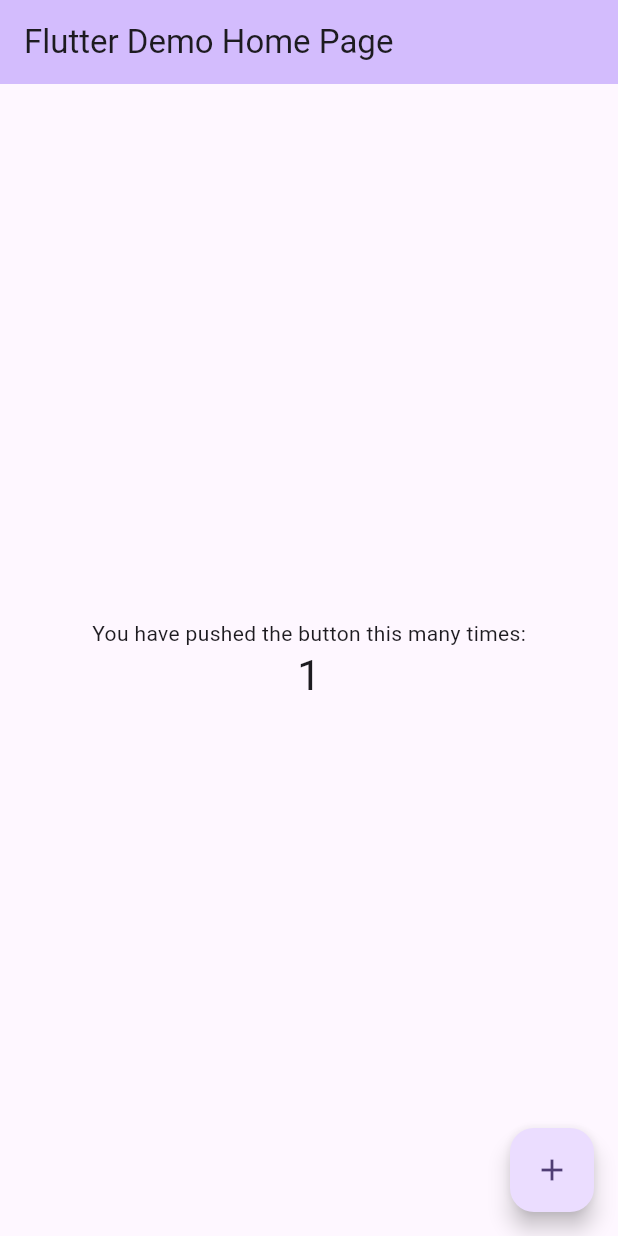
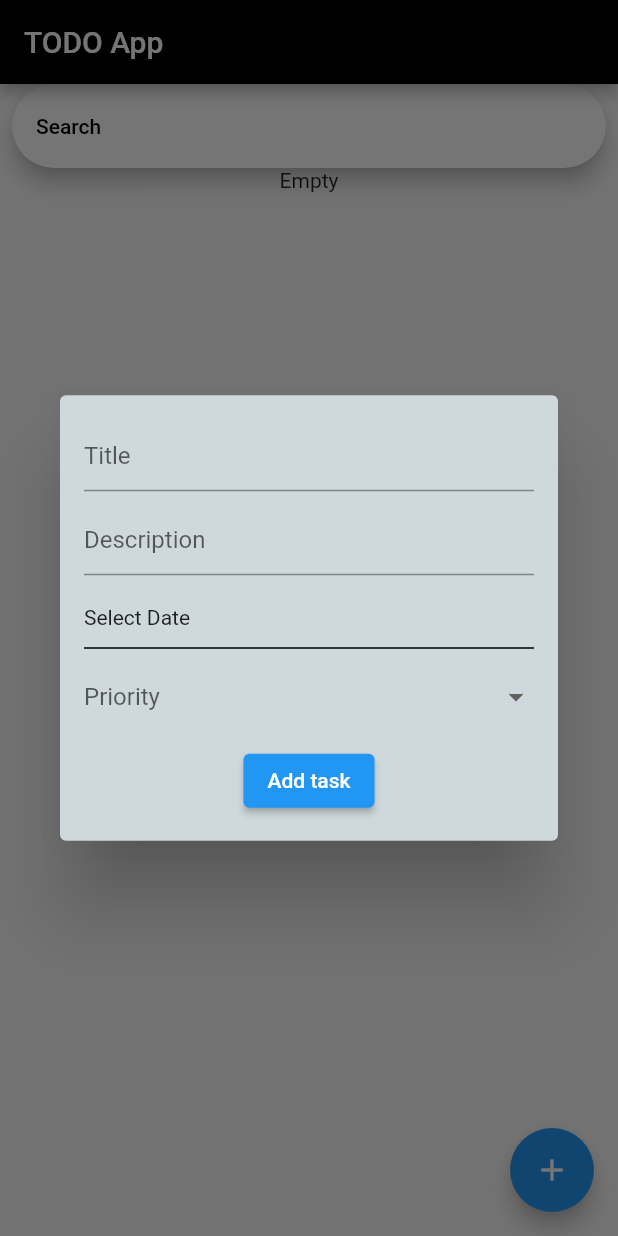
Before and after one commit to bansalgaurav852/todoapp, a Flutter app: the screen it shows after launch, after a tap on the "add" icon, on a phone screen of 412 x 824 dp. Run offline on Flutter 3.47's test engine with Material 2 defaults, Android fonts, the light colour scheme and no system bars; our stand-ins replace bloc, flutter_bloc, hive, hive_flutter; accounts and stored records are empty.

Commit message:
Todo list screen,search ,add,update,delete todo,

```diff
--- /dev/null
+++ b/lib/Screen/HomePage.dart
@@ -0,0 +1,291 @@
+import 'package:flutter/material.dart';
+import 'package:flutter_bloc/flutter_bloc.dart';
+import 'package:todoapp/bloc/todo_bloc.dart';
+import 'package:todoapp/helper/utils.dart';
+import 'package:todoapp/model/todoModel.dart';
+
+class HomePage extends StatefulWidget {
+  const HomePage({super.key});
+
+  @override
+  State<HomePage> createState() => _HomePageState();
+}
+
+class _HomePageState extends State<HomePage> {
+  final TextEditingController titleController = TextEditingController();
+  final TextEditingController descriptionController = TextEditingController();
+  final TextEditingController searchController = TextEditingController();
+
+  final _formKey = GlobalKey<FormState>();
+
+  @override
+  void initState() {
+    context.read<TodoBloc>().add(Initilizedata());
+    super.initState();
+  }
+
+  @override
+  Widget build(BuildContext context) {
+    return Scaffold(
+        appBar: customappbar(),
+        floatingActionButton: FloatingActionButton(
+          onPressed: formdialog,
+          child: const Icon(Icons.add),
+        ),
+        body: body());
+  }
+
+  Widget body() {
+    return BlocBuilder<TodoBloc, TodoState>(
+      builder: (context, state) {
+        var items = state.datalist;
+        return Container(
+          padding: const EdgeInsets.symmetric(horizontal: 8),
+          child: Column(
+            mainAxisAlignment: MainAxisAlignment.center,
+            children: [
+              SearchBar(
+                controller: searchController,
+                hintText: "Search",
+                onChanged: (value) {
+                  context
+                      .read<TodoBloc>()
+                      .add(SearchEvent(searchkeyword: value));
+                },
+              ),
+              Expanded(
+                child: items.isEmpty
+                    ? const Text("Empty")
+                    : ListView.separated(
+                        separatorBuilder: (_, index) => const Divider(),
+                        itemCount: items.length,
+                        itemBuilder: (_, index) {
+                          final int key = state.dataBox!.keyAt(index);
+                          final DataModel data = items[index];
+                          return Card(
+                            shape: RoundedRectangleBorder(
+                              borderRadius: BorderRadius.circular(15.0),
+                            ),
+                            color: data.complete ? Colors.green : Colors.white,
+                            child: ListTile(
+                              isThreeLine: true,
+                              title: Text(
+                                data.title,
+                                style: const TextStyle(
+                                    fontSize: 16, color: Colors.black),
+                              ),
+                              subtitle: Column(
+                                crossAxisAlignment: CrossAxisAlignment.start,
+                                children: [
+                                  Text(data.description,
+                                      style: const TextStyle(
+                                          fontSize: 15, color: Colors.black38)),
+                                  Text(
+                                      "Due Date : ${Utils.dateformat(data.duedate)}",
+                                      style: const TextStyle(
+                                          fontSize: 14, color: Colors.black38)),
+                                  Text("Priority Level : ${data.priority}",
+                                      style: const TextStyle(
+                                          fontSize: 14, color: Colors.black38)),
+                                ],
+                              ),
+                              leading: Text(
+                                "${index + 1}.",
+                                style: const TextStyle(
+                                    fontSize: 18, color: Colors.black),
+                              ),
+                              trailing: PopupMenuButton<String>(
+                                onSelected: (value) {
+                                  if (value.compareTo("Edit") == 0) {
+                                    titleController.text = data.title;
+                                    descriptionController.text =
+                                        data.description;
+                                    formdialog(key: key);
+                                  } else if (value.compareTo("Delete") == 0) {
+                                    context
+                                        .read<TodoBloc>()
+                                        .add(DeleteTodoEvent(key: key));
+                                  } else {
+                                    DataModel updateddata = DataModel(
+                                        title: data.title,
+                                        description: data.description,
+                                        complete: true,
+                                        createdate: DateTime.now(),
+                                        duedate: state.selecteddate ??
+                                            DateTime.now(),
+                                        priority: state.priority!);
+                                    context.read<TodoBloc>().add(
+                                        UpdateTodoEvent(
+                                            key: key,
+                                            updateddata: updateddata));
+                                  }
+                                },
+                                itemBuilder: (BuildContext context) {
+                                  return ["Edit", "Delete", "Completed"]
+                                      .map((option) {
+                                    return PopupMenuItem(
+                                      value: option,
+                                      child: Text(option),
+                                    );
+                                  }).toList();
+                                },
+                              ),
+                            ),
+                          );
+                        },
+                      ),
+              ),
+            ],
+          ),
+        );
+      },
+    );
+  }
+
+  formdialog({int? key}) {
+    showDialog(
+        builder: (context) => Dialog(
+            backgroundColor: Colors.blueGrey[100],
+            child: Container(
+                padding: const EdgeInsets.all(16),
+                child: BlocBuilder<TodoBloc, TodoInitial>(
+                  builder: (context, state) {
+                    return Form(
+                      key: _formKey,
+                      child: Column(
+                        mainAxisSize: MainAxisSize.min,
+                        children: <Widget>[
+                          TextFormField(
+                            decoration:
+                                const InputDecoration(hintText: "Title"),
+                            controller: titleController,
+                            validator: (value) {
+                              if (value == null || value.isEmpty) {
+                                return "Enter Title";
+                              }
+                              return null;
+                            },
+                          ),
+                          const SizedBox(
+                            height: 8,
+                          ),
+                          TextFormField(
+                            decoration:
+                                const InputDecoration(hintText: "Description"),
+                            controller: descriptionController,
+                            validator: (value) {
+                              if (value == null || value.isEmpty) {
+                                return "Enter Description";
+                              }
+                              return null;
+                            },
+                          ),
+                          const SizedBox(height: 8),
+                          Row(
+                            children: [
+                              Expanded(
+                                child: GestureDetector(
+                                  onTap: () {
+                                    context
+                                        .read<TodoBloc>()
+                                        .add(DueDateEvent(context: context));
+                                  },
+                                  child: Container(
+                                    decoration: const BoxDecoration(
+                                        border: Border(
+                                            bottom: BorderSide(
+                                                color: Colors.black))),
+                                    padding: const EdgeInsets.symmetric(
+                                        vertical: 12),
+                                    child: Text(state.selecteddate == null
+                                        ? "Select Date"
+                                        : Utils.dateformat(
+                                            state.selecteddate!)),
+                                  ),
+                                ),
+                              ),
+                            ],
+                          ),
+                          const SizedBox(height: 8),
+                          DropdownButton<String>(
+                            hint: const Text("Priority"),
+                            isExpanded: true,
+                            value: state.priority,
+                            elevation: 16,
+                            underline: DropdownButtonHideUnderline(
+                              child: Container(),
+                            ),
+                            onChanged: (String? newValue) {},
+                            items: <String>['Low', 'High']
+                                .map<DropdownMenuItem<String>>((String value) {
+                              return DropdownMenuItem<String>(
+                                onTap: () {
+                                  context
+                                      .read<TodoBloc>()
+                                      .add(PriorityEvent(priority: value));
+                                },
+                                value: value,
+                                child: Text(value),
+                              );
+                            }).toList(),
+                          ),
+                          const SizedBox(height: 8),
+                          ElevatedButton(
+                            child: Text(
+                              key == null ? "Add task" : "Update task",
+                              style: const TextStyle(color: Colors.white),
+                            ),
+                            onPressed: () {
+                              if (_formKey.currentState!.validate() &&
+                                  state.priority != null &&
+                                  state.selecteddate != null) {
+                                final String title = titleController.text;
+
+                                final String description =
+                                    descriptionController.text;
+                                titleController.clear();
+                                descriptionController.clear();
+                                DataModel data = DataModel(
+                                    title: title,
+                                    description: description,
+                                    complete: false,
+                                    createdate: DateTime.now(),
+                                    duedate: state.selecteddate!,
+                                    priority: state.priority!);
+                                if (key == null) {
+                                  context
+                                      .read<TodoBloc>()
+                                      .add(AddTodoEvent(data: data));
+                                } else {
+                                  context.read<TodoBloc>().add(UpdateTodoEvent(
+                                      key: key, updateddata: data));
+                                }
+                                Navigator.pop(context);
+                              } else if (state.selecteddate == null) {
+                                ScaffoldMessenger.of(context).showSnackBar(
+                                    const SnackBar(
+                                        content: Text("Select Date")));
+                              } else if (state.priority == null) {
+                                ScaffoldMessenger.of(context).showSnackBar(
+                                    const SnackBar(
+                                        content: Text("Set priority")));
+                              }
+                            },
+                          )
+                        ],
+                      ),
+                    );
+                  },
+                ))),
+        context: context);
+  }
+
+  AppBar customappbar() {
+    return AppBar(
+      automaticallyImplyLeading: false,
+      backgroundColor: Colors.black,
+      title: const Text("TODO App"),
+      actions: const <Widget>[],
+    );
+  }
+}
--- /dev/null
+++ b/lib/bloc/todo_bloc.dart
@@ -0,0 +1,81 @@
+import 'package:bloc/bloc.dart';
+import 'package:flutter/material.dart';
+import 'package:hive_flutter/hive_flutter.dart';
+import 'package:todoapp/main.dart';
+import 'package:todoapp/model/todoModel.dart';
+
+part 'todo_event.dart';
+part 'todo_state.dart';
+
+class TodoBloc extends Bloc<TodoEvent, TodoInitial> {
+  TodoBloc() : super(TodoInitial(dataBox: null, datalist: const [])) {
+    on<TodoEvent>((event, emit) {
+      Hive.box<DataModel>(boxName);
+    });
+    on<Initilizedata>((event, emit) {
+      Box<DataModel> dataBox = Hive.box<DataModel>(boxName);
+      emit(TodoInitial(
+        dataBox: dataBox,
+        datalist: dataBox.values.toList(),
+      ));
+    });
+    on<AddTodoEvent>((event, emit) {
+      Box<DataModel> dataBox = state.dataBox!;
+      dataBox.add(event.data);
+      emit(TodoInitial(
+        dataBox: dataBox,
+        datalist: dataBox.values.toList(),
+      ));
+    });
+    on<DeleteTodoEvent>((event, emit) {
+      Box<DataModel> dataBox = state.dataBox!;
+      dataBox.delete(event.key);
+      emit(TodoInitial(
+        dataBox: dataBox,
+        datalist: dataBox.values.toList(),
+      ));
+    });
+    on<PriorityEvent>((event, emit) {
+      emit(state.copyWith(priority: event.priority));
+    });
+    on<UpdateTodoEvent>((event, emit) {
+      Box<DataModel> dataBox = state.dataBox!;
+      dataBox.put(event.key, event.updateddata);
+      emit(TodoInitial(
+        dataBox: dataBox,
+        datalist: dataBox.values.toList(),
+      ));
+    });
+    on<SearchEvent>((event, emit) {
+      Box<DataModel> dataBox = state.dataBox!;
+
+      List<DataModel> datalist = [];
+
+      for (var e in dataBox.values) {
+        if (e.title.contains(event.searchkeyword)) {
+          datalist.add(e);
+        }
+        continue;
+      }
+      emit(TodoInitial(
+        dataBox: dataBox,
+        datalist: datalist,
+      ));
+    });
+    on<DueDateEvent>((event, emit) async {
+      await showDatePicker(
+              context: event.context,
+              initialDate: DateTime.now(), //get today's date
+              firstDate: DateTime(
+                  2000), //DateTime.now() - not to allow to choose before today.
+              lastDate: DateTime(2101))
+          .then((value) {
+        if (value != null) {
+          emit(state.copyWith(selecteddate: value));
+        } else {
+          print("Date is not selected");
+        }
+      });
+    });
+  }
+}
--- /dev/null
+++ b/lib/bloc/todo_event.dart
@@ -0,0 +1,51 @@
+// ignore_for_file: public_member_api_docs, sort_constructors_first
+part of 'todo_bloc.dart';
+
+@immutable
+abstract class TodoEvent {}
+
+class Initilizedata extends TodoEvent {}
+
+class SearchEvent extends TodoEvent {
+  final String searchkeyword;
+  SearchEvent({
+    required this.searchkeyword,
+  });
+}
+
+class PriorityEvent extends TodoEvent {
+  final String priority;
+  PriorityEvent({
+    required this.priority,
+  });
+}
+
+class DueDateEvent extends TodoEvent {
+  final BuildContext context;
+  DueDateEvent({
+    required this.context,
+  });
+}
+
+class DeleteTodoEvent extends TodoEvent {
+  final int key;
+  DeleteTodoEvent({
+    required this.key,
+  });
+}
+
+class AddTodoEvent extends TodoEvent {
+  final DataModel data;
+  AddTodoEvent({
+    required this.data,
+  });
+}
+
+class UpdateTodoEvent extends TodoEvent {
+  final int key;
+  final DataModel updateddata;
+  UpdateTodoEvent({
+    required this.key,
+    required this.updateddata,
+  });
+}
--- /dev/null
+++ b/lib/bloc/todo_state.dart
@@ -0,0 +1,52 @@
+part of 'todo_bloc.dart';
+
+@immutable
+abstract class TodoState {
+  final List<DataModel> datalist;
+  final Box<DataModel>? dataBox;
+  final DateTime? selecteddate;
+  final String? priority;
+  const TodoState({
+    required this.datalist,
+    required this.dataBox,
+    required this.selecteddate,
+    required this.priority,
+  });
+}
+
+class TodoInitial extends TodoState {
+  TodoInitial({
+    required this.datalist,
+    this.dataBox,
+    this.selecteddate,
+    this.priority,
+  }) : super(
+          datalist: [],
+          dataBox: null,
+          selecteddate: null,
+          priority: null,
+        );
+  @override
+  final List<DataModel> datalist;
+
+  @override
+  final Box<DataModel>? dataBox;
+  @override
+  final DateTime? selecteddate;
+  @override
+  final String? priority;
+
+  TodoInitial copyWith({
+    List<DataModel>? datalist,
+    Box<DataModel>? dataBox,
+    DateTime? selecteddate,
+    String? priority,
+  }) {
+    return TodoInitial(
+      datalist: datalist ?? this.datalist,
+      dataBox: dataBox ?? this.dataBox,
+      selecteddate: selecteddate ?? this.selecteddate,
+      priority: priority ?? this.priority,
+    );
+  }
+}
--- /dev/null
+++ b/lib/helper/utils.dart
@@ -0,0 +1,5 @@
+import 'package:intl/intl.dart';
+
+class Utils {
+  static dateformat(DateTime date) => DateFormat('yyyy-MM-dd').format(date);
+}
--- a/lib/main.dart
+++ b/lib/main.dart
@@ -1,125 +1,32 @@
 import 'package:flutter/material.dart';
+import 'package:flutter_bloc/flutter_bloc.dart';
+import 'package:hive/hive.dart';
+import 'package:path_provider/path_provider.dart';
+import 'package:todoapp/bloc/todo_bloc.dart';
+import 'package:todoapp/model/todoModel.dart';
+import 'Screen/HomePage.dart';
 
-void main() {
+const String boxName = "tododata";
+void main() async {
+  WidgetsFlutterBinding.ensureInitialized();
+  final document = await getApplicationDocumentsDirectory();
+  Hive.init(document.path);
+  Hive.registerAdapter(DataModelAdapter());
+  await Hive.openBox<DataModel>(boxName);
   runApp(const MyApp());
 }
 
 class MyApp extends StatelessWidget {
   const MyApp({super.key});
 
-  // This widget is the root of your application.
   @override
   Widget build(BuildContext context) {
-    return MaterialApp(
-      title: 'Flutter Demo',
-      theme: ThemeData(
-        // This is the theme of your application.
-        //
-        // TRY THIS: Try running your application with "flutter run". You'll see
-        // the application has a blue toolbar. Then, without quitting the app,
-        // try changing the seedColor in the colorScheme below to Colors.green
-        // and then invoke "hot reload" (save your changes or press the "hot
-        // reload" button in a Flutter-supported IDE, or press "r" if you used
-        // the command line to start the app).
-        //
-        // Notice that the counter didn't reset back to zero; the application
-        // state is not lost during the reload. To reset the state, use hot
-        // restart instead.
-        //
-        // This works for code too, not just values: Most code changes can be
-        // tested with just a hot reload.
-        colorScheme: ColorScheme.fromSeed(seedColor: Colors.deepPurple),
-        useMaterial3: true,
+    return BlocProvider(
+      create: (context) => TodoBloc(),
+      child: const MaterialApp(
+        title: 'Material App',
+        home: HomePage(),
       ),
-      home: const MyHomePage(title: 'Flutter Demo Home Page'),
     );
   }
 }
-
-class MyHomePage extends StatefulWidget {
-  const MyHomePage({super.key, required this.title});
-
-  // This widget is the home page of your application. It is stateful, meaning
-  // that it has a State object (defined below) that contains fields that affect
-  // how it looks.
-
-  // This class is the configuration for the state. It holds the values (in this
-  // case the title) provided by the parent (in this case the App widget) and
-  // used by the build method of the State. Fields in a Widget subclass are
-  // always marked "final".
-
-  final String title;
-
-  @override
-  State<MyHomePage> createState() => _MyHomePageState();
-}
-
-class _MyHomePageState extends State<MyHomePage> {
-  int _counter = 0;
-
-  void _incrementCounter() {
-    setState(() {
-      // This call to setState tells the Flutter framework that something has
-      // changed in this State, which causes it to rerun the build method below
-      // so that the display can reflect the updated values. If we changed
-      // _counter without calling setState(), then the build method would not be
-      // called again, and so nothing would appear to happen.
-      _counter++;
-    });
-  }
-
-  @override
-  Widget build(BuildContext context) {
-    // This method is rerun every time setState is called, for instance as done
-    // by the _incrementCounter method above.
-    //
-    // The Flutter framework has been optimized to make rerunning build methods
-    // fast, so that you can just rebuild anything that needs updating rather
-    // than having to individually change instances of widgets.
-    return Scaffold(
-      appBar: AppBar(
-        // TRY THIS: Try changing the color here to a specific color (to
-        // Colors.amber, perhaps?) and trigger a hot reload to see the AppBar
-        // change color while the other colors stay the same.
-        backgroundColor: Theme.of(context).colorScheme.inversePrimary,
-        // Here we take the value from the MyHomePage object that was created by
-        // the App.build method, and use it to set our appbar title.
-        title: Text(widget.title),
-      ),
-      body: Center(
-        // Center is a layout widget. It takes a single child and positions it
-        // in the middle of the parent.
-        child: Column(
-          // Column is also a layout widget. It takes a list of children and
-          // arranges them vertically. By default, it sizes itself to fit its
-          // children horizontally, and tries to be as tall as its parent.
-          //
-          // Column has various properties to control how it sizes itself and
-          // how it positions its children. Here we use mainAxisAlignment to
-          // center the children vertically; the main axis here is the vertical
-          // axis because Columns are vertical (the cross axis would be
-          // horizontal).
-          //
-          // TRY THIS: Invoke "debug painting" (choose the "Toggle Debug Paint"
-          // action in the IDE, or press "p" in the console), to see the
-          // wireframe for each widget.
-          mainAxisAlignment: MainAxisAlignment.center,
-          children: <Widget>[
-            const Text(
-              'You have pushed the button this many times:',
-            ),
-            Text(
-              '$_counter',
-              style: Theme.of(context).textTheme.headlineMedium,
-            ),
-          ],
-        ),
-      ),
-      floatingActionButton: FloatingActionButton(
-        onPressed: _incrementCounter,
-        tooltip: 'Increment',
-        child: const Icon(Icons.add),
-      ), // This trailing comma makes auto-formatting nicer for build methods.
-    );
-  }
-}
--- /dev/null
+++ b/lib/model/todoModel.dart
@@ -0,0 +1,28 @@
+import 'package:hive/hive.dart';
+
+part 'todoModel.g.dart';
+
+@HiveType(typeId: 0)
+class DataModel {
+  @HiveField(0)
+  final String title;
+  @HiveField(1)
+  final String description;
+  @HiveField(2)
+  final bool complete;
+  @HiveField(3)
+  final String priority;
+  @HiveField(4)
+  final DateTime createdate;
+  @HiveField(5)
+  final DateTime duedate;
+
+  DataModel({
+    required this.title,
+    required this.description,
+    required this.complete,
+    required this.priority,
+    required this.createdate,
+    required this.duedate,
+  });
+}
```
Also changed, not shown: pubspec.yaml (+10 -4 lines), lib/model/todoModel.g.dart (added), pubspec.lock, 2 other files.
